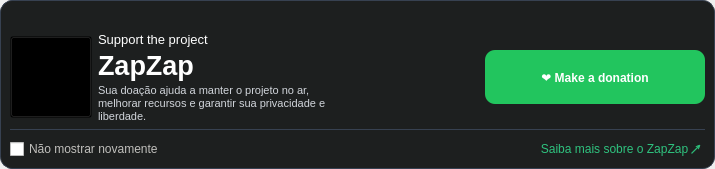
The window that zapzap/ui/ui_qtoaster_donation.ui (rafatosta/zapzap) describes before a commit, drawn with Qt 5.
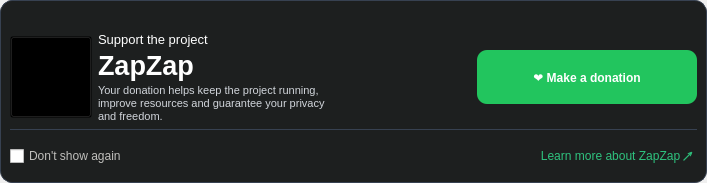
The same window after the commit.

```diff
--- a/zapzap/ui/ui_qtoaster_donation.ui
+++ b/zapzap/ui/ui_qtoaster_donation.ui
@@ -6,8 +6,8 @@
    <rect>
     <x>0</x>
     <y>0</y>
-    <width>715</width>
-    <height>169</height>
+    <width>707</width>
+    <height>183</height>
    </rect>
   </property>
   <property name="windowTitle">
@@ -225,7 +225,7 @@
              </font>
             </property>
             <property name="text">
-             <string>Sua doação ajuda a manter o projeto no ar, melhorar recursos e garantir sua privacidade e liberdade.</string>
+             <string>Your donation helps keep the project running, improve resources and guarantee your privacy and freedom.</string>
             </property>
             <property name="scaledContents">
              <bool>true</bool>
@@ -298,7 +298,7 @@
             <cursorShape>PointingHandCursor</cursorShape>
            </property>
            <property name="text">
-            <string>Não mostrar novamente</string>
+            <string>Don't show again</string>
            </property>
           </widget>
          </item>
@@ -324,7 +324,7 @@
             <cursorShape>PointingHandCursor</cursorShape>
            </property>
            <property name="text">
-            <string>Saiba mais sobre o ZapZap ↗</string>
+            <string>Learn more about ZapZap ↗</string>
            </property>
           </widget>
          </item>
```
